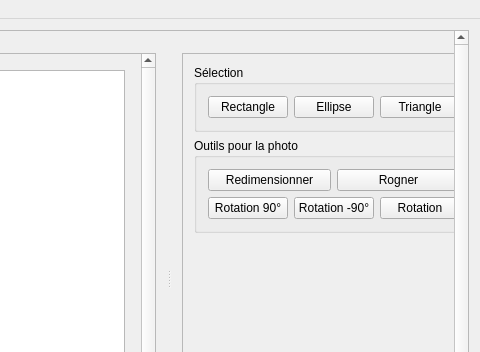
First picture: the form in mainwindow.ui, repository Anthiel/IHM_Qt_M1, before the edit; both pictures show x 754 to 1234 and y 0 to 352 of the 1234 by 658 pixel window.
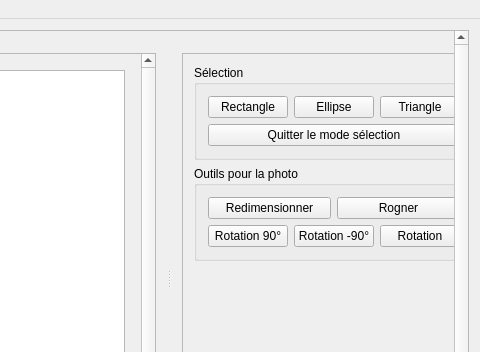
Second picture: the form after the edit. Icons and pictures are not drawn. Custom widgets are drawn as their Qt base class.

Diff of the .ui file:
```diff
--- a/mainwindow.ui
+++ b/mainwindow.ui
@@ -402,6 +402,13 @@
                          </item>
                         </layout>
                        </item>
+                       <item>
+                        <widget class="QPushButton" name="Button_QuitSelectMode">
+                         <property name="text">
+                          <string>Quitter le mode sélection</string>
+                         </property>
+                        </widget>
+                       </item>
                       </layout>
                      </widget>
                     </item>
```
Left out of the diff: 6 changed lines with no effect on the pictures.
